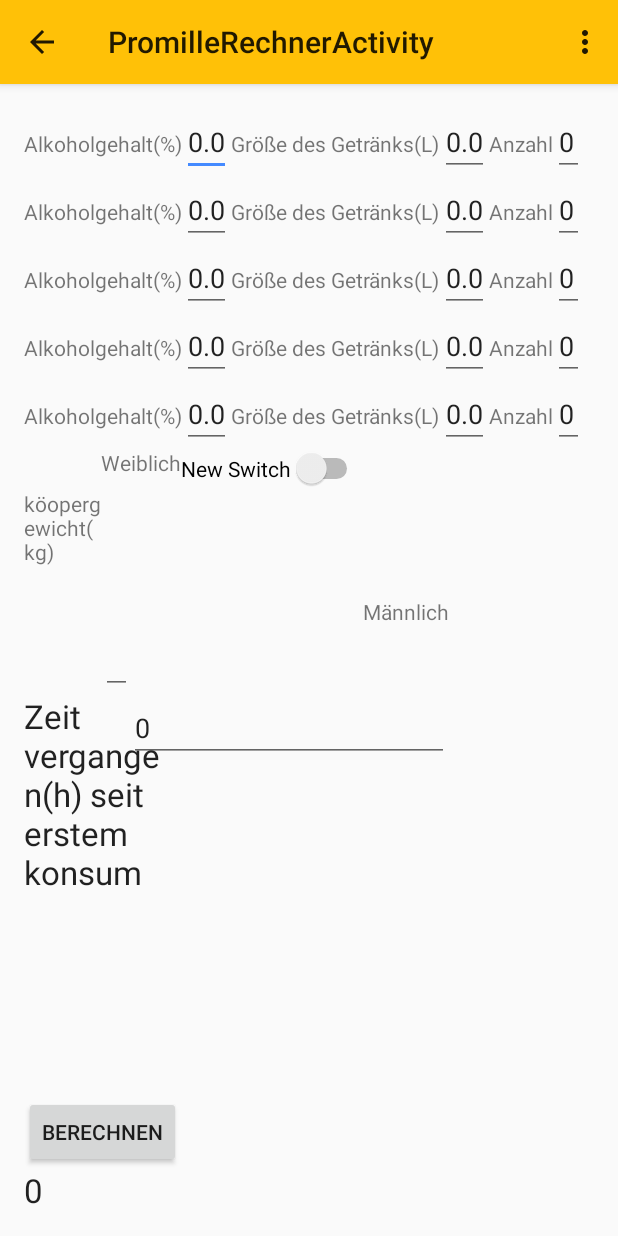
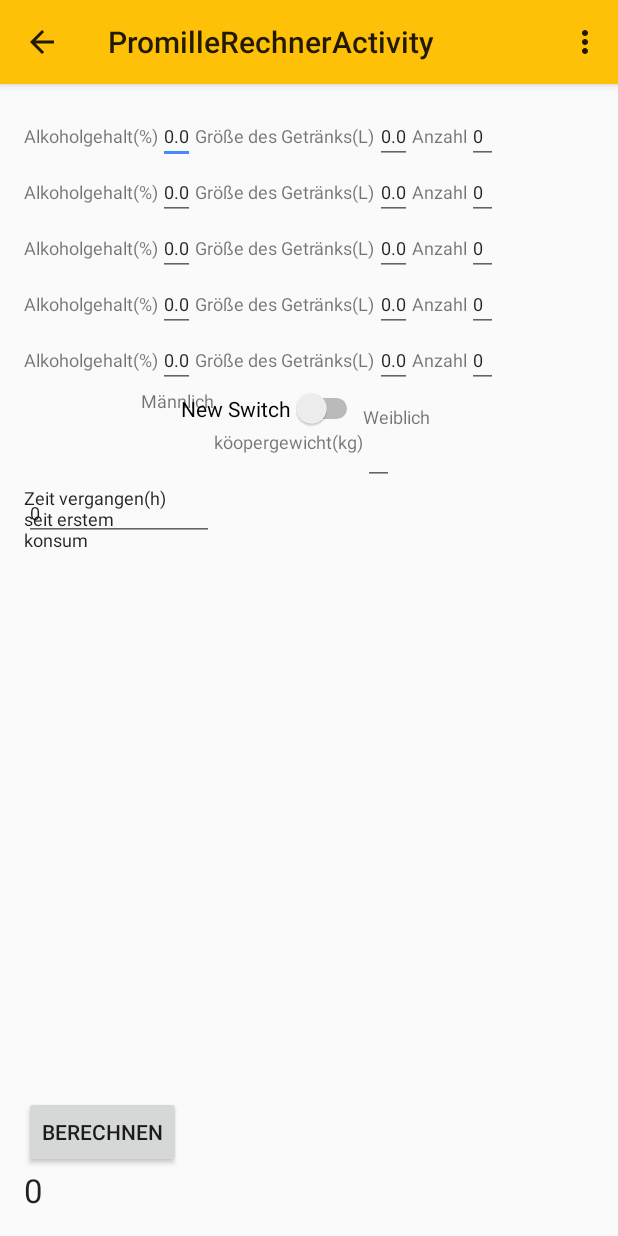
Before and after one commit to ToolboxBodensee/I-am-drunk, an Android app: the PromilleRechnerActivity screen opened directly, with no data from a screen before it, on a phone screen of 412 x 824 dp. Run offline under Robolectric (Android 15) with nearby library versions, the phone set to English and light mode, and no system bars.

Commit message:
Promillerechner layout

```diff
--- a/Iamdrunk/app/src/main/res/layout/activity_promille_rechner.xml
+++ b/Iamdrunk/app/src/main/res/layout/activity_promille_rechner.xml
@@ -44,42 +44,48 @@
                 android:layout_height="wrap_content"
                 android:text="Alkoholgehalt(%)"
                 android:id="@+id/alkoholgehalt_label"
-                android:layout_column="0" />
+                android:layout_column="0"
+                android:textSize="12dp" />
 
             <EditText
                 android:layout_width="wrap_content"
                 android:layout_height="wrap_content"
                 android:id="@+id/alkoholgehalt_input"
                 android:text="0.0"
-                android:layout_column="2" />
+                android:layout_column="2"
+                android:textSize="12dp" />
 
             <TextView
                 android:layout_width="wrap_content"
                 android:layout_height="wrap_content"
                 android:text="Größe des Getränks(L)"
                 android:id="@+id/menge_label"
-                android:layout_column="3" />
+                android:layout_column="3"
+                android:textSize="12dp" />
 
             <EditText
                 android:layout_width="wrap_content"
                 android:layout_height="wrap_content"
                 android:id="@+id/menge_input"
                 android:layout_column="4"
-                android:text="0.0" />
+                android:text="0.0"
+                android:textSize="12dp" />
 
             <TextView
                 android:layout_width="wrap_content"
                 android:layout_height="wrap_content"
                 android:text="Anzahl"
                 android:id="@+id/anzahl_label"
-                android:layout_column="5" />
+                android:layout_column="5"
+                android:textSize="12dp" />
 
             <EditText
                 android:layout_width="wrap_content"
                 android:layout_height="wrap_content"
                 android:id="@+id/anzahl_input"
                 android:layout_column="6"
-                android:text="0" />
+                android:text="0"
+                android:textSize="12dp" />
 
         </TableRow><TableRow
         android:layout_width="fill_parent"
@@ -90,42 +96,48 @@
             android:layout_height="wrap_content"
             android:text="Alkoholgehalt(%)"
             android:id="@+id/alkoholgehalt_label2"
-            android:layout_column="0" />
+            android:layout_column="0"
+            android:textSize="12dp" />
 
         <EditText
             android:layout_width="wrap_content"
             android:layout_height="wrap_content"
             android:id="@+id/alkoholgehalt_input2"
             android:text="0.0"
-            android:layout_column="2" />
+            android:layout_column="2"
+            android:textSize="12dp" />
 
         <TextView
             android:layout_width="wrap_content"
             android:layout_height="wrap_content"
             android:text="Größe des Getränks(L)"
             android:id="@+id/menge_label2"
-            android:layout_column="3" />
+            android:layout_column="3"
+            android:textSize="12dp" />
 
         <EditText
             android:layout_width="wrap_content"
             android:layout_height="wrap_content"
             android:id="@+id/menge_input2"
             android:layout_column="4"
-            android:text="0.0" />
+            android:text="0.0"
+            android:textSize="12dp" />
 
         <TextView
             android:layout_width="wrap_content"
             android:layout_height="wrap_content"
             android:text="Anzahl"
             android:id="@+id/anzahl_label2"
-            android:layout_column="5" />
+            android:layout_column="5"
+            android:textSize="12dp" />
 
         <EditText
             android:layout_width="wrap_content"
             android:layout_height="wrap_content"
             android:id="@+id/anzahl_input2"
             android:layout_column="6"
-            android:text="0" />
+            android:text="0"
+            android:textSize="12dp" />
 
     </TableRow><TableRow
         android:layout_width="fill_parent"
@@ -136,42 +148,48 @@
             android:layout_height="wrap_content"
             android:text="Alkoholgehalt(%)"
             android:id="@+id/alkoholgehalt_label3"
-            android:layout_column="0" />
+            android:layout_column="0"
+            android:textSize="12dp" />
 
         <EditText
             android:layout_width="wrap_content"
             android:layout_height="wrap_content"
             android:id="@+id/alkoholgehalt_input3"
             android:text="0.0"
-            android:layout_column="2" />
+            android:layout_column="2"
+            android:textSize="12dp" />
 
         <TextView
             android:layout_width="wrap_content"
             android:layout_height="wrap_content"
             android:text="Größe des Getränks(L)"
             android:id="@+id/menge_label3"
-            android:layout_column="3" />
+            android:layout_column="3"
+            android:textSize="12dp" />
 
         <EditText
             android:layout_width="wrap_content"
             android:layout_height="wrap_content"
             android:id="@+id/menge_input3"
             android:layout_column="4"
-            android:text="0.0" />
+            android:text="0.0"
+            android:textSize="12dp" />
 
         <TextView
             android:layout_width="wrap_content"
             android:layout_height="wrap_content"
             android:text="Anzahl"
             android:id="@+id/anzahl_label3"
-            android:layout_column="5" />
+            android:layout_column="5"
+            android:textSize="12dp" />
 
         <EditText
             android:layout_width="wrap_content"
             android:layout_height="wrap_content"
             android:id="@+id/anzahl_input3"
             android:layout_column="6"
-            android:text="0" />
+            android:text="0"
+            android:textSize="12dp" />
 
     </TableRow><TableRow
         android:layout_width="fill_parent"
@@ -182,42 +200,48 @@
             android:layout_height="wrap_content"
             android:text="Alkoholgehalt(%)"
             android:id="@+id/alkoholgehalt_label4"
-            android:layout_column="0" />
+            android:layout_column="0"
+            android:textSize="12dp" />
 
         <EditText
             android:layout_width="wrap_content"
             android:layout_height="wrap_content"
             android:id="@+id/alkoholgehalt_input4"
             android:text="0.0"
-            android:layout_column="2" />
+            android:layout_column="2"
+            android:textSize="12dp" />
 
         <TextView
             android:layout_width="wrap_content"
             android:layout_height="wrap_content"
             android:text="Größe des Getränks(L)"
             android:id="@+id/menge_label4"
-            android:layout_column="3" />
+            android:layout_column="3"
+            android:textSize="12dp" />
 
         <EditText
             android:layout_width="wrap_content"
             android:layout_height="wrap_content"
             android:id="@+id/menge_input4"
             android:layout_column="4"
-            android:text="0.0" />
+            android:text="0.0"
+            android:textSize="12dp" />
 
         <TextView
             android:layout_width="wrap_content"
             android:layout_height="wrap_content"
             android:text="Anzahl"
             android:id="@+id/anzahl_label4"
-            android:layout_column="5" />
+            android:layout_column="5"
+            android:textSize="12dp" />
 
         <EditText
             android:layout_width="wrap_content"
             android:layout_height="wrap_content"
             android:id="@+id/anzahl_input4"
             android:layout_column="6"
-            android:text="0" />
+            android:text="0"
+            android:textSize="12dp" />
 
     </TableRow><TableRow
         android:layout_width="fill_parent"
@@ -228,42 +252,48 @@
             android:layout_height="wrap_content"
             android:text="Alkoholgehalt(%)"
             android:id="@+id/alkoholgehalt_label5"
-            android:layout_column="0" />
+            android:layout_column="0"
+            android:textSize="12dp" />
 
         <EditText
             android:layout_width="wrap_content"
             android:layout_height="wrap_content"
             android:id="@+id/alkoholgehalt_input5"
             android:text="0.0"
-            android:layout_column="2" />
+            android:layout_column="2"
+            android:textSize="12dp" />
 
         <TextView
             android:layout_width="wrap_content"
             android:layout_height="wrap_content"
             android:text="Größe des Getränks(L)"
             android:id="@+id/menge_label5"
-            android:layout_column="3" />
+            android:layout_column="3"
+            android:textSize="12dp" />
 
         <EditText
             android:layout_width="wrap_content"
             android:layout_height="wrap_content"
             android:id="@+id/menge_input5"
             android:layout_column="4"
-            android:text="0.0" />
+            android:text="0.0"
+            android:textSize="12dp" />
 
         <TextView
             android:layout_width="wrap_content"
             android:layout_height="wrap_content"
             android:text="Anzahl"
             android:id="@+id/anzahl_label5"
-            android:layout_column="5" />
+            android:layout_column="5"
+            android:textSize="12dp" />
 
         <EditText
             android:layout_width="wrap_content"
             android:layout_height="wrap_content"
             android:id="@+id/anzahl_input5"
             android:layout_column="6"
-            android:text="0" />
+            android:text="0"
+            android:textSize="12dp" />
 
     </TableRow>
 
@@ -283,18 +313,20 @@
         android:layout_height="wrap_content"
         android:text="Männlich"
         android:id="@+id/mannlich_label"
-        android:layout_above="@+id/korpergewicht_input"
-        android:layout_toRightOf="@+id/geschlecht"
-        android:layout_toEndOf="@+id/geschlecht" />
+        android:textSize="12dp"
+        android:layout_below="@+id/tableLayout"
+        android:layout_toLeftOf="@+id/korpergewicht_label"
+        android:layout_toStartOf="@+id/korpergewicht_label" />
 
     <TextView
         android:layout_width="wrap_content"
         android:layout_height="wrap_content"
         android:text="Weiblich"
         android:id="@+id/weiblich_label"
-        android:layout_alignTop="@+id/geschlecht"
-        android:layout_alignRight="@+id/promille_berechnen"
-        android:layout_alignEnd="@+id/promille_berechnen" />
+        android:textSize="12dp"
+        android:layout_above="@+id/korpergewicht_input"
+        android:layout_toRightOf="@+id/geschlecht"
+        android:layout_toEndOf="@+id/geschlecht" />
 
     <TextView
         android:layout_width="wrap_content"
@@ -303,15 +335,17 @@
         android:id="@+id/korpergewicht_label"
         android:layout_below="@+id/geschlecht"
         android:layout_toLeftOf="@+id/weiblich_label"
-        android:layout_toStartOf="@+id/weiblich_label" />
+        android:layout_toStartOf="@+id/weiblich_label"
+        android:textSize="12dp" />
 
     <EditText
         android:layout_width="wrap_content"
         android:layout_height="wrap_content"
         android:id="@+id/korpergewicht_input"
-        android:layout_centerVertical="true"
-        android:layout_toRightOf="@+id/korpergewicht_label"
-        android:layout_toEndOf="@+id/korpergewicht_label" />
+        android:textSize="12dp"
+        android:layout_alignTop="@+id/korpergewicht_label"
+        android:layout_alignLeft="@+id/weiblich_label"
+        android:layout_alignStart="@+id/weiblich_label" />
 
     <TextView
         android:layout_width="wrap_content"
@@ -321,7 +355,8 @@
         android:id="@+id/zeit_label"
         android:layout_below="@+id/korpergewicht_input"
         android:layout_toLeftOf="@+id/geschlecht"
-        android:layout_toStartOf="@+id/geschlecht" />
+        android:layout_toStartOf="@+id/geschlecht"
+        android:textSize="12dp" />
 
     <EditText
         android:layout_width="wrap_content"
@@ -332,6 +367,7 @@
         android:layout_alignTop="@+id/zeit_label"
         android:layout_alignRight="@+id/mannlich_label"
         android:layout_alignEnd="@+id/mannlich_label"
-        android:text="0" />
+        android:text="0"
+        android:textSize="12dp" />
 
 </RelativeLayout>
```
